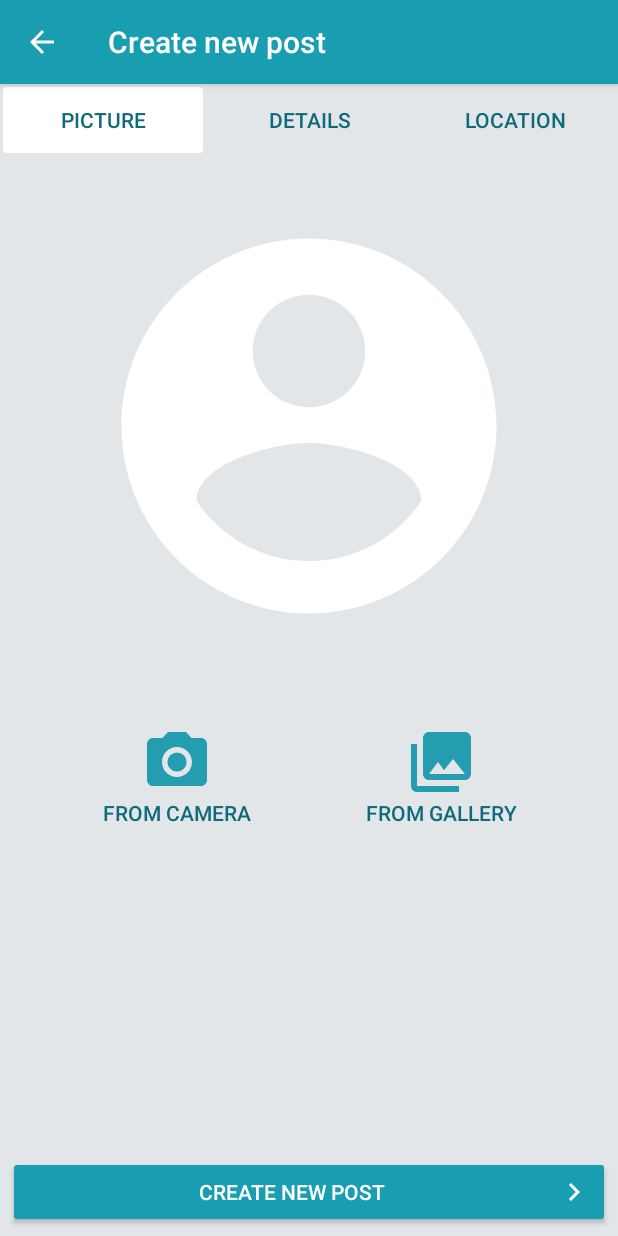
After one commit to danielsantil/petfinder, an Android app: the NewPostActivity screen opened directly, with no data from a screen before it, on a phone screen of 412 x 824 dp. The commit adds this screen. Run offline under Robolectric (Android 15) with nearby library versions, the phone set to English and light mode, and no system bars; our stand-ins replace Firebase (no records; nobody signed in at launch, a user with empty details on screens opened directly).

Commit message:
adding new post activity and finishing edit profile activity

```diff
--- a/app/src/main/AndroidManifest.xml
+++ b/app/src/main/AndroidManifest.xml
@@ -1,5 +1,6 @@
 <?xml version="1.0" encoding="utf-8"?>
 <manifest xmlns:android="http://schemas.android.com/apk/res/android"
+    xmlns:tools="http://schemas.android.com/tools"
     package="com.androidadvanced.petfinder">
 
     <application
@@ -8,7 +9,8 @@
         android:label="@string/app_name"
         android:roundIcon="@mipmap/ic_launcher_paw_round"
         android:supportsRtl="true"
-        android:theme="@style/AppTheme">
+        android:theme="@style/AppTheme"
+        tools:replace="android:allowBackup">
         <activity
             android:name=".activities.LoginActivity"
             android:theme="@style/AppThemeNoActionBar">
@@ -23,6 +25,7 @@
         <activity android:name=".activities.NewsFeedActivity" />
         <activity android:name=".activities.PostDetailsActivity" />
         <activity android:name=".activities.EditProfileActivity" />
+        <activity android:name=".activities.NewPostActivity"></activity>
     </application>
 
 </manifest>
--- /dev/null
+++ b/app/src/main/java/com/androidadvanced/petfinder/activities/NewPostActivity.java
@@ -0,0 +1,21 @@
+package com.androidadvanced.petfinder.activities;
+
+import android.support.v7.app.AppCompatActivity;
+import android.os.Bundle;
+
+import com.androidadvanced.petfinder.R;
+
+public class NewPostActivity extends OptionMenuBackActivity {
+
+    @Override
+    protected void onCreate(Bundle savedInstanceState) {
+        super.onCreate(savedInstanceState);
+        setContentView(R.layout.activity_new_post);
+        initMenu();
+    }
+
+    @Override
+    protected String getActivityTitle() {
+        return getString(R.string.new_post);
+    }
+}
--- /dev/null
+++ b/app/src/main/res/layout/activity_new_post.xml
@@ -0,0 +1,60 @@
+<?xml version="1.0" encoding="utf-8"?>
+<RelativeLayout xmlns:android="http://schemas.android.com/apk/res/android"
+    style="@style/BaseTheme">
+
+    <ScrollView
+        android:layout_width="match_parent"
+        android:layout_height="match_parent">
+
+        <RelativeLayout style="@style/BaseTheme">
+
+            <LinearLayout
+                android:id="@+id/tabs_container"
+                android:layout_width="match_parent"
+                android:layout_height="wrap_content"
+                android:layout_alignParentTop="true"
+                android:orientation="horizontal">
+
+                <Button
+                    android:id="@+id/tab_picture_btn"
+                    style="@style/TabButtons"
+                    android:background="@drawable/image_border"
+                    android:text="@string/picture_tab_text" />
+
+                <Button
+                    android:id="@+id/tab_details_btn"
+                    style="@style/TabButtons"
+                    android:text="@string/details_tab_text" />
+
+                <Button
+                    android:id="@+id/tab_location_btn"
+                    style="@style/TabButtons"
+                    android:text="@string/location_tab_text" />
+            </LinearLayout>
+
+            <LinearLayout
+                android:id="@+id/fragment_container"
+                style="@style/BaseTheme30"
+                android:layout_width="match_parent"
+                android:layout_height="match_parent"
+                android:layout_below="@id/tabs_container"
+                android:orientation="vertical">
+
+                <include layout="@layout/new_post_select_picture" />
+
+            </LinearLayout>
+
+        </RelativeLayout>
+    </ScrollView>
+
+    <LinearLayout
+        android:id="@+id/create_post_container"
+        style="@style/HorizontalButtonsContainer">
+
+        <Button
+            android:id="@+id/save_new_post"
+            style="@style/InsideContainerButtonColored"
+            android:drawableEnd="@drawable/ic_right_arrow_next"
+            android:text="@string/new_post" />
+    </LinearLayout>
+</RelativeLayout>
--- /dev/null
+++ b/app/src/main/res/layout/new_post_select_picture.xml
@@ -0,0 +1,33 @@
+<?xml version="1.0" encoding="utf-8"?>
+<LinearLayout xmlns:android="http://schemas.android.com/apk/res/android"
+    android:layout_width="match_parent"
+    android:layout_height="wrap_content"
+    android:orientation="vertical">
+
+    <ImageView
+        android:id="@+id/new_post_image"
+        android:layout_width="300dp"
+        android:layout_height="300dp"
+        android:layout_gravity="center"
+        android:contentDescription="@string/post_picture"
+        android:src="@drawable/ic_profile" />
+
+    <LinearLayout
+        android:layout_width="match_parent"
+        android:layout_height="wrap_content"
+        android:layout_marginTop="40dp"
+        android:orientation="horizontal">
+
+        <Button
+            android:id="@+id/open_camera"
+            style="@style/InsideContainerButtonBorderless"
+            android:drawableTop="@drawable/ic_camera"
+            android:text="@string/from_camera_text" />
+
+        <Button
+            android:id="@+id/open_gallery"
+            style="@style/InsideContainerButtonBorderless"
+            android:drawableTop="@drawable/ic_gallery"
+            android:text="@string/from_gallery_text" />
+    </LinearLayout>
+</LinearLayout>
```
Also changed, not shown: app/src/main/java/com/androidadvanced/petfinder/activities/EditProfileActivity.java (+165 -18 lines).
